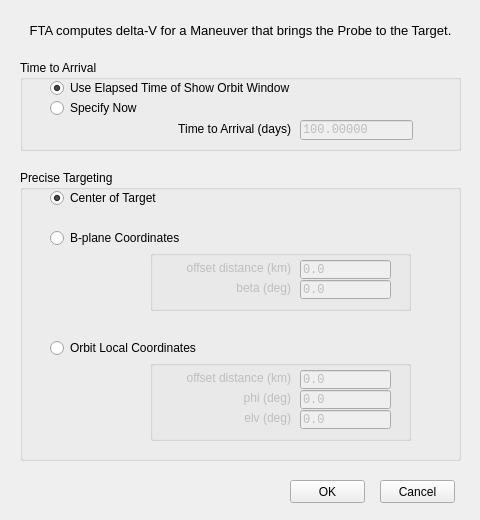
Above: source/ui/ftasettingdialog.ui from whiskie14142/SolarSystemVoyager before the change. Below: the same form after it.
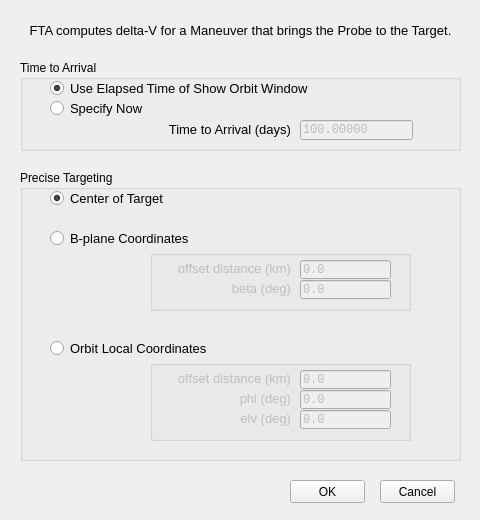
That is the form after the change.

The edit to the form file:
```diff
--- a/source/ui/ftasettingdialog.ui
+++ b/source/ui/ftasettingdialog.ui
@@ -25,6 +25,12 @@
     <height>520</height>
    </size>
   </property>
+  <property name="font">
+   <font>
+    <family>Yu Gothic UI</family>
+    <pointsize>9</pointsize>
+   </font>
+  </property>
   <property name="windowTitle">
    <string>FTA Setting</string>
   </property>
@@ -49,9 +55,14 @@
       <x>30</x>
       <y>20</y>
       <width>391</width>
-      <height>16</height>
+      <height>17</height>
      </rect>
     </property>
+    <property name="font">
+     <font>
+      <pointsize>10</pointsize>
+     </font>
+    </property>
     <property name="text">
      <string>Use Elapsed Time of Show Orbit Window</string>
     </property>
@@ -65,9 +76,14 @@
       <x>30</x>
       <y>40</y>
       <width>391</width>
-      <height>16</height>
+      <height>17</height>
      </rect>
     </property>
+    <property name="font">
+     <font>
+      <pointsize>10</pointsize>
+     </font>
+    </property>
     <property name="text">
      <string>Specify Now</string>
     </property>
@@ -105,6 +121,11 @@
       <height>18</height>
      </rect>
     </property>
+    <property name="font">
+     <font>
+      <pointsize>10</pointsize>
+     </font>
+    </property>
     <property name="text">
      <string>Time to Arrival (days)</string>
     </property>
@@ -163,9 +184,14 @@
       <x>30</x>
       <y>20</y>
       <width>391</width>
-      <height>16</height>
+      <height>17</height>
      </rect>
     </property>
+    <property name="font">
+     <font>
+      <pointsize>10</pointsize>
+     </font>
+    </property>
     <property name="text">
      <string>Center of Target</string>
     </property>
@@ -179,9 +205,14 @@
       <x>30</x>
       <y>60</y>
       <width>391</width>
-      <height>16</height>
+      <height>17</height>
      </rect>
     </property>
+    <property name="font">
+     <font>
+      <pointsize>10</pointsize>
+     </font>
+    </property>
     <property name="text">
      <string>B-plane Coordinates</string>
     </property>
@@ -192,9 +223,14 @@
       <x>30</x>
       <y>170</y>
       <width>391</width>
-      <height>16</height>
+      <height>17</height>
      </rect>
     </property>
+    <property name="font">
+     <font>
+      <pointsize>10</pointsize>
+     </font>
+    </property>
     <property name="text">
      <string>Orbit Local Coordinates</string>
     </property>
@@ -223,6 +259,11 @@
        <height>16</height>
       </rect>
      </property>
+     <property name="font">
+      <font>
+       <pointsize>10</pointsize>
+      </font>
+     </property>
      <property name="text">
       <string>offset distance (km)</string>
      </property>
@@ -257,6 +298,11 @@
        <height>16</height>
       </rect>
      </property>
+     <property name="font">
+      <font>
+       <pointsize>10</pointsize>
+      </font>
+     </property>
      <property name="text">
       <string>beta (deg)</string>
      </property>
@@ -307,9 +353,14 @@
        <x>20</x>
        <y>10</y>
        <width>121</width>
-       <height>16</height>
+       <height>17</height>
       </rect>
      </property>
+     <property name="font">
+      <font>
+       <pointsize>10</pointsize>
+      </font>
+     </property>
      <property name="text">
       <string>offset distance (km)</string>
      </property>
@@ -323,9 +374,14 @@
        <x>20</x>
        <y>30</y>
        <width>121</width>
-       <height>16</height>
+       <height>17</height>
       </rect>
      </property>
+     <property name="font">
+      <font>
+       <pointsize>10</pointsize>
+      </font>
+     </property>
      <property name="text">
       <string>phi (deg)</string>
      </property>
@@ -339,9 +395,14 @@
        <x>20</x>
        <y>50</y>
        <width>121</width>
-       <height>16</height>
+       <height>17</height>
       </rect>
      </property>
+     <property name="font">
+      <font>
+       <pointsize>10</pointsize>
+      </font>
+     </property>
      <property name="text">
       <string>elv (deg)</string>
      </property>
```
Left out of the diff: 6 changed lines with no effect on the pictures.
